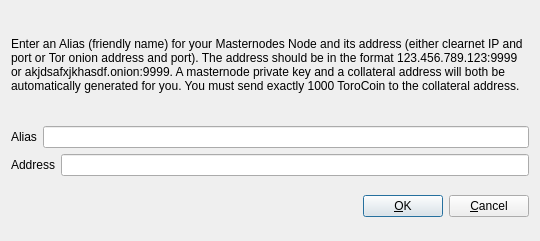
Before: the Qt Designer form src/qt/forms/addeditadrenalinenode.ui in OLG5/Toro, drawn with Qt 5.
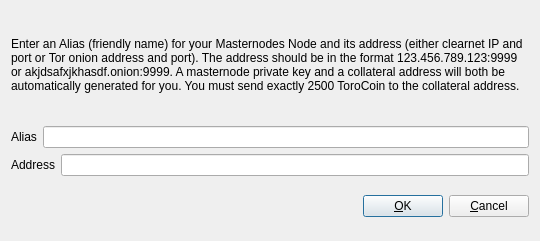
After: the same form once the commit is applied.

```diff
--- a/src/qt/forms/addeditadrenalinenode.ui
+++ b/src/qt/forms/addeditadrenalinenode.ui
@@ -34,7 +34,7 @@
         </sizepolicy>
        </property>
        <property name="text">
-        <string>&lt;html&gt;&lt;head/&gt;&lt;body&gt;&lt;p&gt;Enter an Alias (friendly name) for your Masternodes Node and its address (either clearnet IP and port or Tor onion address and port).  The address should be in the format 123.456.789.123:9999 or akjdsafxjkhasdf.onion:9999.  A masternode private key and a collateral address will both be automatically generated for you.  You must send exactly 1000 ToroCoin to the collateral address.&lt;/p&gt;&lt;/body&gt;&lt;/html&gt;</string>
+        <string>&lt;html&gt;&lt;head/&gt;&lt;body&gt;&lt;p&gt;Enter an Alias (friendly name) for your Masternodes Node and its address (either clearnet IP and port or Tor onion address and port).  The address should be in the format 123.456.789.123:9999 or akjdsafxjkhasdf.onion:9999.  A masternode private key and a collateral address will both be automatically generated for you.  You must send exactly 2500 ToroCoin to the collateral address.&lt;/p&gt;&lt;/body&gt;&lt;/html&gt;</string>
        </property>
        <property name="wordWrap">
         <bool>true</bool>
```
